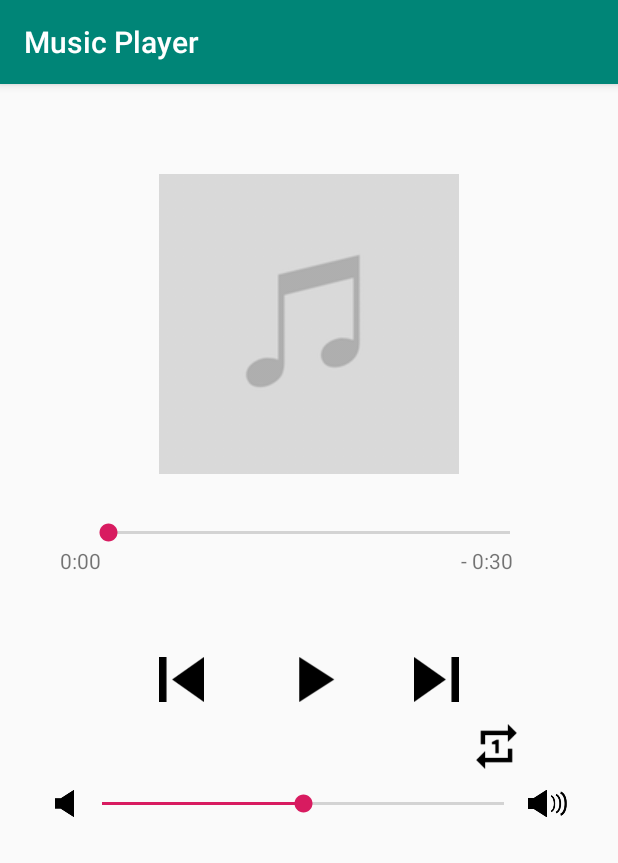
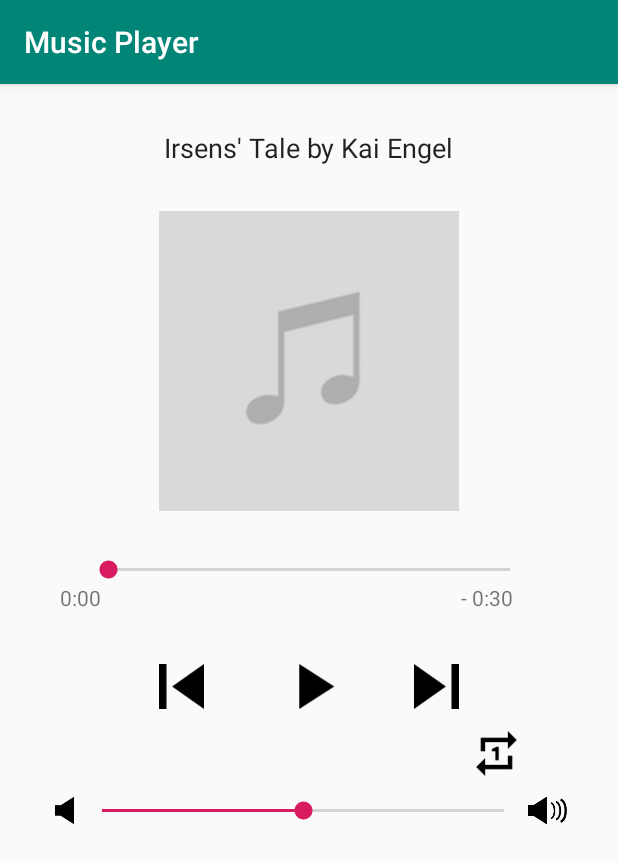
Before and after one commit to nchen000/MusicPlayer, an Android app: the screen it shows after launch (MainActivity), on a phone screen of 412 x 824 dp. Shown: the top 863 px of the screen. Run offline under Robolectric (Android 15) with nearby library versions, the phone set to English and light mode, and no system bars.

Commit message:
Update activity_main.xml
Added
- currentSongLabel

```diff
--- a/app/src/main/res/layout/activity_main.xml
+++ b/app/src/main/res/layout/activity_main.xml
@@ -8,17 +8,27 @@
     android:orientation="vertical"
     tools:context="com.nan.musicplayer.MainActivity">
 
+    <TextView
+        android:id="@+id/currentSongLabel"
+        android:layout_width="wrap_content"
+        android:layout_height="wrap_content"
+        android:layout_marginTop="30dp"
+        android:layout_marginBottom="10dp"
+        style="@android:style/TextAppearance.Medium"
+        android:text="Irsens' Tale by Kai Engel" />
+
     <ImageView
         android:layout_width="wrap_content"
         android:layout_height="wrap_content"
-        android:layout_marginTop="60dp"
+        android:layout_marginTop="20dp"
         android:src="@drawable/image" />
 
     <SeekBar
         android:id="@+id/positionBar"
         android:layout_width="300dp"
         android:layout_height="wrap_content"
-        android:layout_marginTop="30dp" />
+        android:layout_marginTop="30dp"
+        />
 
     <LinearLayout
         android:layout_width="match_parent"
@@ -42,7 +52,7 @@
     <LinearLayout
         android:layout_width="match_parent"
         android:layout_height="49dp"
-        android:layout_marginTop="40dp"
+        android:layout_marginTop="20dp"
         android:gravity="center"
         android:orientation="horizontal">
 
```
